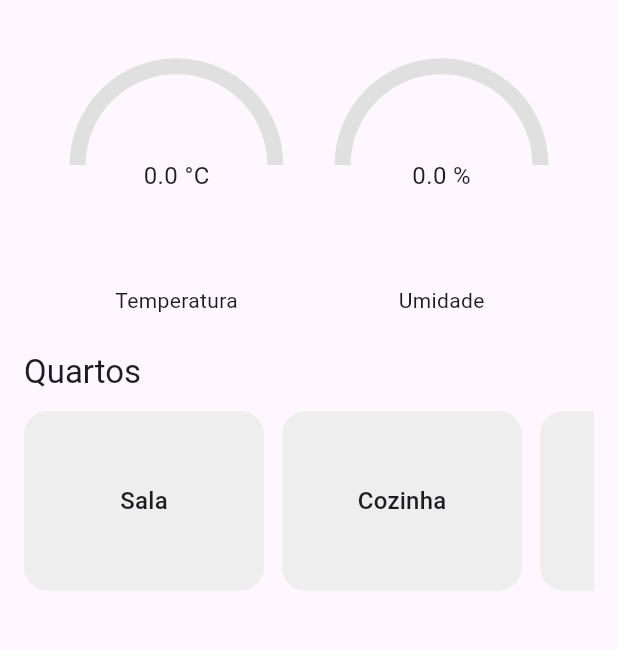
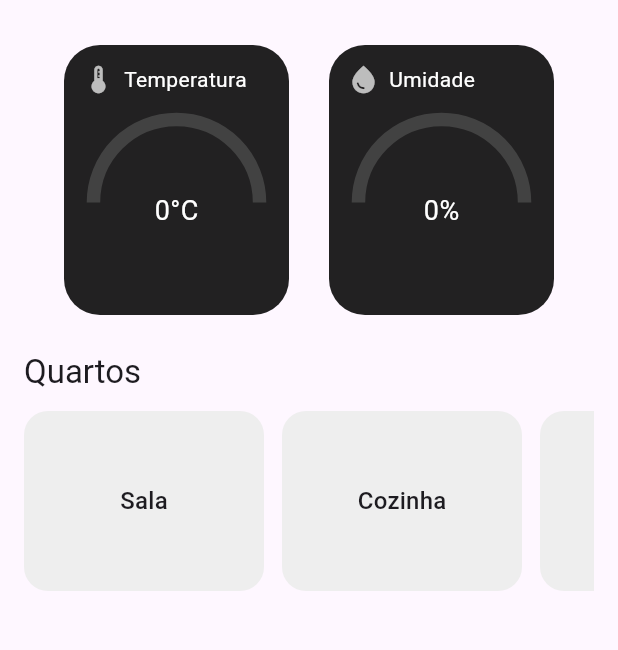
Before and after one commit to filizzolalucca/esp8266_casa_automatica_flutter, a Flutter app: the screen it shows after launch, on a phone screen of 412 x 824 dp, the part 63-713 px from its top. Run offline on Flutter 3.47's test engine with Material 3 defaults, Android fonts, the light colour scheme and no system bars; drawn by our look-alikes of syncfusion_flutter_gauges; our stand-ins replace get_it; missing offline and left inert: mqtt_client.

Commit message:
versão mudando pouca coisa da home

```diff
--- /dev/null
+++ b/home_controll_app/lib/components/room_card.dart
@@ -0,0 +1,36 @@
+import 'package:flutter/material.dart';
+
+class RoomCard extends StatelessWidget {
+  final String roomName;
+  final IconData icon;
+
+  const RoomCard({
+    super.key,
+    required this.roomName,
+    required this.icon,
+  });
+
+  @override
+  Widget build(BuildContext context) {
+    return Container(
+      width: 120,
+      height: 120,
+      decoration: BoxDecoration(
+        color: Colors.black87,
+        borderRadius: BorderRadius.circular(24),
+      ),
+      child: Column(
+        mainAxisAlignment: MainAxisAlignment.center,
+        children: [
+          Icon(icon, color: Colors.white70, size: 32),
+          const SizedBox(height: 8),
+          Text(
+            roomName,
+            style: const TextStyle(color: Colors.white, fontSize: 14),
+            textAlign: TextAlign.center,
+          ),
+        ],
+      ),
+    );
+  }
+}
--- /dev/null
+++ b/home_controll_app/lib/components/sensor_card.dart
@@ -0,0 +1,100 @@
+import 'package:flutter/material.dart';
+import 'package:syncfusion_flutter_gauges/gauges.dart';
+
+class SensorCard extends StatelessWidget {
+  final String title;
+  final IconData icon;
+  final double value;
+  final String unit;
+  final double max;
+  final bool useGradient;
+  final Color solidColor;
+
+  const SensorCard({
+    super.key,
+    required this.title,
+    required this.icon,
+    required this.value,
+    required this.unit,
+    required this.max,
+    this.useGradient = true,
+    this.solidColor = Colors.orange,
+  });
+
+  @override
+  Widget build(BuildContext context) {
+    return Container(
+      width: 150,
+      height: 180,
+      decoration: BoxDecoration(
+        color: Colors.black87,
+        borderRadius: BorderRadius.circular(24),
+      ),
+      child: Padding(
+        padding: const EdgeInsets.all(12),
+        child: Column(
+          crossAxisAlignment: CrossAxisAlignment.start,
+          children: [
+            // 🔹 Ícone + texto em linha
+            Row(
+              children: [
+                Icon(icon, color: Colors.white70, size: 22),
+                const SizedBox(width: 6),
+                Text(
+                  title,
+                  style: const TextStyle(color: Colors.white, fontSize: 14),
+                ),
+              ],
+            ),
+            const SizedBox(height: 8),
+
+            // 🔹 Gauge embaixo
+            Expanded(
+              child: SfRadialGauge(
+                axes: [
+                  RadialAxis(
+                    minimum: 0,
+                    maximum: max,
+                    startAngle: 180,
+                    endAngle: 0,
+                    showTicks: false,
+                    showLabels: false,
+                    axisLineStyle: AxisLineStyle(
+                      thickness: 0.15,
+                      thicknessUnit: GaugeSizeUnit.factor,
+                      color: Colors.grey.shade800,
+                    ),
+                    pointers: [
+                      RangePointer(
+                        value: value,
+                        width: 0.15,
+                        sizeUnit: GaugeSizeUnit.factor,
+                        gradient: useGradient
+                            ? const SweepGradient(
+                                colors: [Colors.blue, Colors.green, Colors.orange],
+                              )
+                            : null,
+                        color: useGradient ? null : solidColor,
+                      ),
+                    ],
+                    annotations: [
+                      GaugeAnnotation(
+                        widget: Text(
+                          '${value.toStringAsFixed(0)}$unit',
+                          style: const TextStyle(
+                              color: Colors.white, fontSize: 18),
+                        ),
+                        positionFactor: 0.1,
+                        angle: 90,
+                      ),
+                    ],
+                  ),
+                ],
+              ),
+            ),
+          ],
+        ),
+      ),
+    );
+  }
+}
--- a/home_controll_app/lib/modules/home/view_model/home_viewModel.dart
+++ b/home_controll_app/lib/modules/home/view_model/home_viewModel.dart
@@ -15,8 +15,7 @@ class HomeViewModel extends ChangeNotifier {
   final List<RoomItem> _rooms = [
     RoomItem(id: '1', name: 'Sala'),
     RoomItem(id: '2', name: 'Cozinha'),
-    RoomItem(id: '3', name: 'Quarto'),
-    RoomItem(id: '4', name: 'Quarto de Visita'),
+    RoomItem(id: '3', name: 'Quarto')
   ];
   List<RoomItem> get rooms => List.unmodifiable(_rooms);
 
--- a/home_controll_app/lib/modules/home/views/home_screen.dart
+++ b/home_controll_app/lib/modules/home/views/home_screen.dart
@@ -1,4 +1,5 @@
 import 'package:flutter/material.dart';
+import 'package:home_controll_app/components/sensor_card.dart';
 import 'package:home_controll_app/modules/home/view_model/home_viewModel.dart';
 import 'package:provider/provider.dart';
 import 'package:syncfusion_flutter_gauges/gauges.dart';
@@ -31,19 +32,19 @@ class HomeScreen extends StatelessWidget {
                 Row(
                   mainAxisAlignment: MainAxisAlignment.spaceEvenly,
                   children: [
-                    _buildGauge(
-                      title: 'Temperatura',
+                    SensorCard(
+                      title: "Temperatura",
+                      icon: Icons.thermostat,
                       value: vm.data.temperature,
-                      max: 50,
                       unit: '°C',
-                      color: Colors.orange,
+                      max: 50
                     ),
-                    _buildGauge(
-                      title: 'Umidade',
+                    SensorCard(
+                      title: "Umidade",
+                      icon: Icons.water_drop,
                       value: vm.data.humidity,
-                      max: 100,
                       unit: '%',
-                      color: Colors.blue,
+                      max: 100
                     ),
                   ],
                 ),
```
Also changed, not shown: 1 other file.
